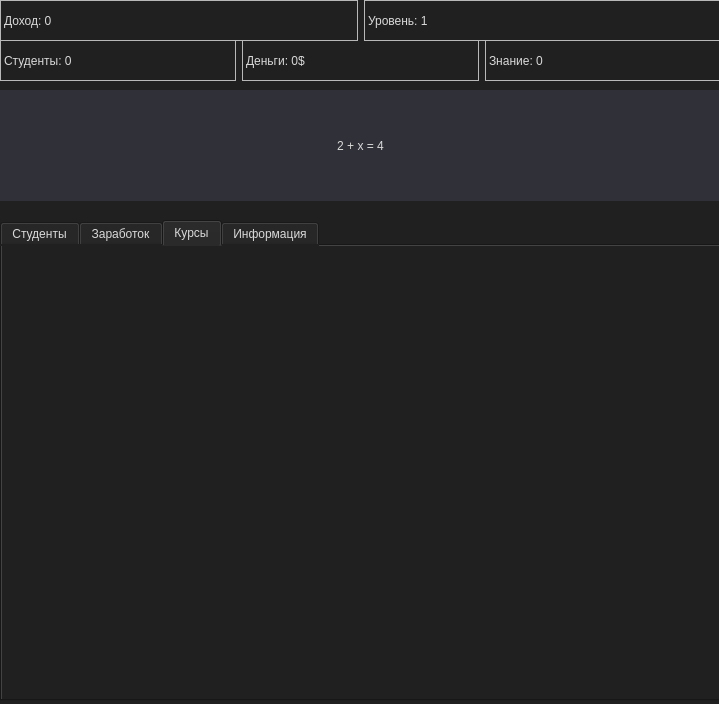
This is game_ui.ui in OkulusDev/ProfessorClicker as Qt 5 draws it before an edit. The edited form follows.
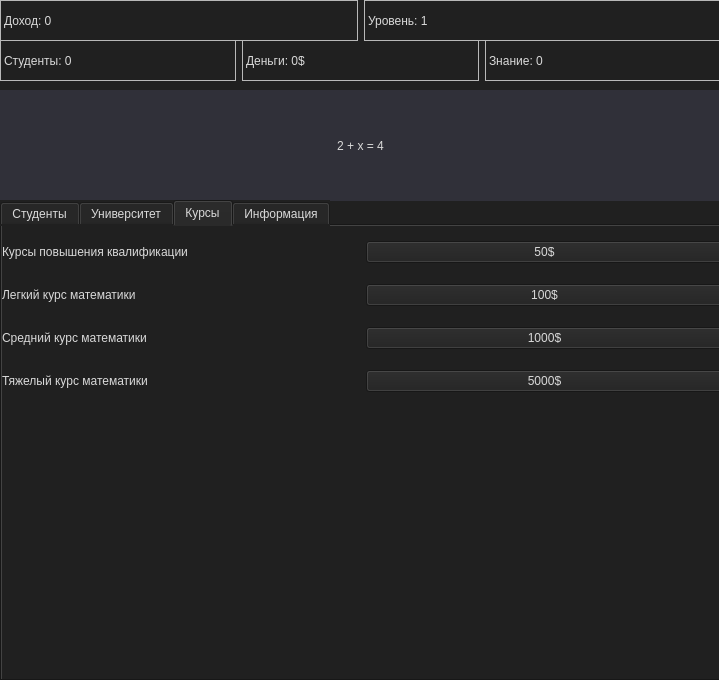
This is the edited form. The open tabs and pages were chosen to show the change. Icons and pictures are not drawn.

```diff
--- a/game_ui.ui
+++ b/game_ui.ui
@@ -7,7 +7,7 @@
     <x>0</x>
     <y>0</y>
     <width>719</width>
-    <height>704</height>
+    <height>680</height>
    </rect>
   </property>
   <property name="windowTitle">
@@ -2306,7 +2306,7 @@
     <property name="geometry">
      <rect>
       <x>0</x>
-      <y>220</y>
+      <y>200</y>
       <width>721</width>
       <height>481</height>
      </rect>
@@ -2424,13 +2424,81 @@
     </widget>
     <widget class="QWidget" name="tab_3">
      <attribute name="title">
-      <string>Заработок</string>
+      <string>Университет</string>
      </attribute>
     </widget>
     <widget class="QWidget" name="tab_2">
      <attribute name="title">
       <string>Курсы</string>
      </attribute>
+     <widget class="QWidget" name="gridLayoutWidget_3">
+      <property name="geometry">
+       <rect>
+        <x>0</x>
+        <y>0</y>
+        <width>721</width>
+        <height>181</height>
+       </rect>
+      </property>
+      <layout class="QGridLayout" name="gridLayout_4">
+       <item row="0" column="1">
+        <widget class="QPushButton" name="pushButton">
+         <property name="text">
+          <string>50$</string>
+         </property>
+        </widget>
+       </item>
+       <item row="2" column="0">
+        <widget class="QLabel" name="label_3">
+         <property name="text">
+          <string>Средний курс математики</string>
+         </property>
+        </widget>
+       </item>
+       <item row="0" column="0">
+        <widget class="QLabel" name="label">
+         <property name="text">
+          <string>Курсы повышения квалификации</string>
+         </property>
+        </widget>
+       </item>
+       <item row="1" column="1">
+        <widget class="QPushButton" name="pushButton_2">
+         <property name="text">
+          <string>100$</string>
+         </property>
+        </widget>
+       </item>
+       <item row="1" column="0">
+        <widget class="QLabel" name="label_2">
+         <property name="text">
+          <string>Легкий курс математики</string>
+         </property>
+        </widget>
+       </item>
+       <item row="3" column="0">
+        <widget class="QLabel" name="label_4">
+         <property name="text">
+          <string>Тяжелый курс математики</string>
+         </property>
+        </widget>
+       </item>
+       <item row="2" column="1">
+        <widget class="QPushButton" name="pushButton_3">
+         <property name="text">
+          <string>1000$</string>
+         </property>
+        </widget>
+       </item>
+       <item row="3" column="1">
+        <widget class="QPushButton" name="pushButton_4">
+         <property name="text">
+          <string>5000$</string>
+         </property>
+        </widget>
+       </item>
+      </layout>
+     </widget>
     </widget>
     <widget class="QWidget" name="tab_7">
      <attribute name="title">
```
Left out of the diff: 108 changed lines with no effect on the pictures.
